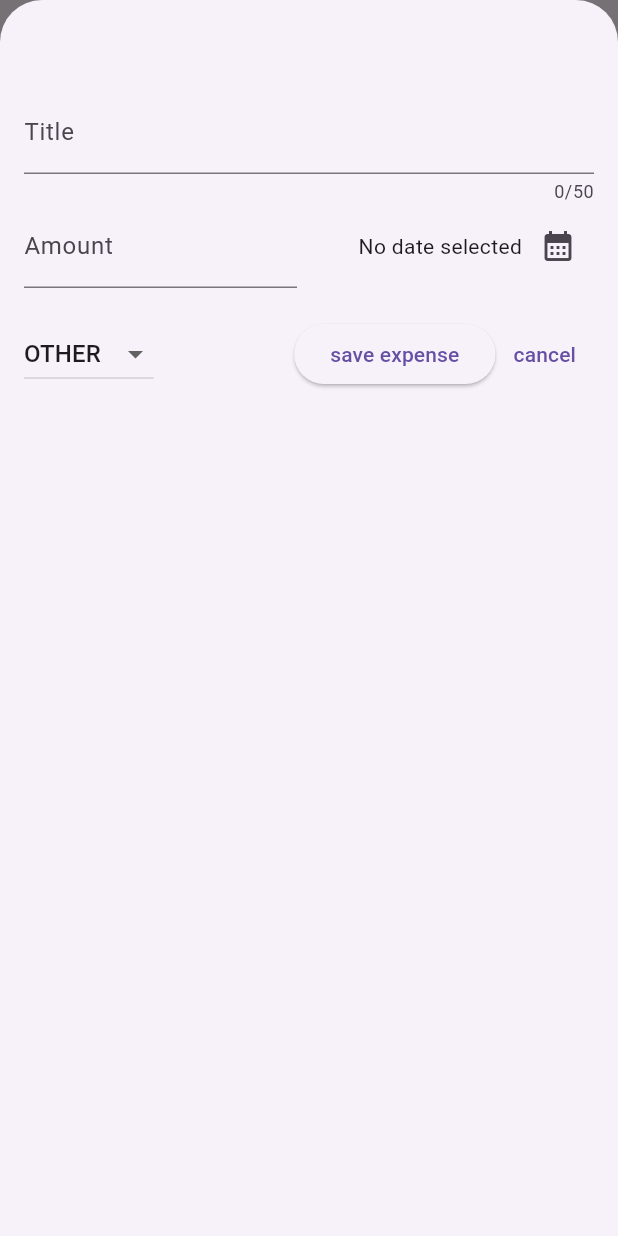
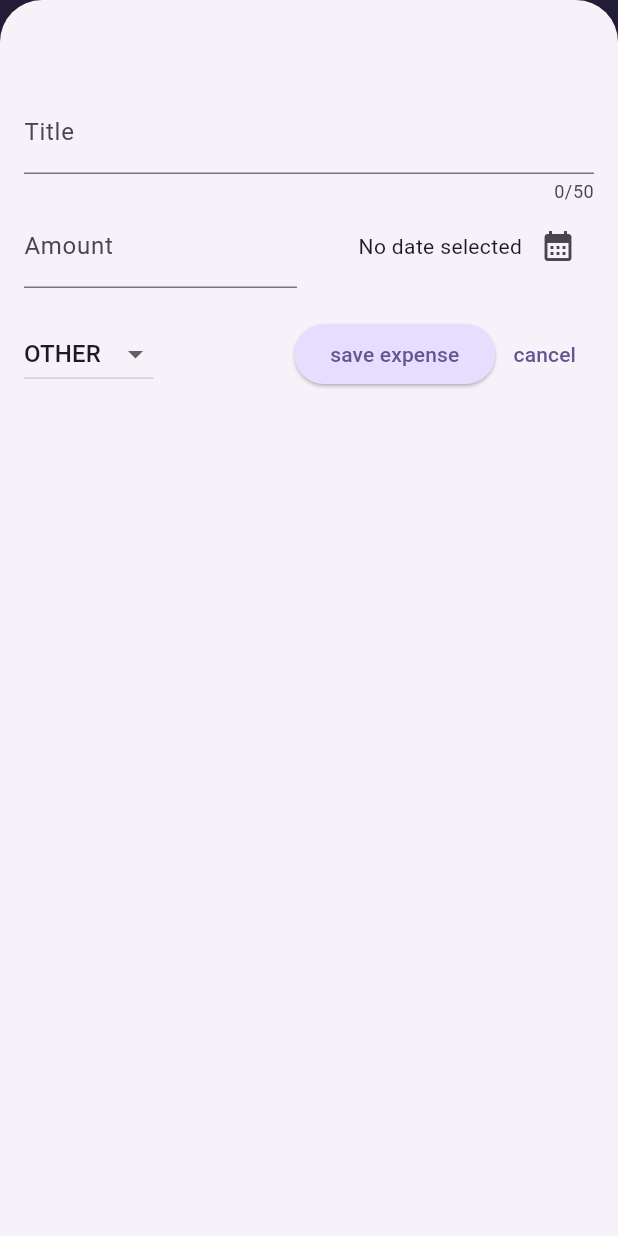
Before and after one commit to Heiddi187/udemy_expense_tracker, a Flutter app: the screen it shows after launch, after a tap on the "add" icon, on a phone screen of 412 x 824 dp. Run offline on Flutter 3.47's test engine with Material 3 defaults, Android fonts, the phone set to English and light mode, and no system bars.

Commit message:
color theme added

```diff
--- a/lib/main.dart
+++ b/lib/main.dart
@@ -1,8 +1,42 @@
 import 'package:flutter/material.dart';
 import 'widgets/expenses.dart';
 
+var kColorScheme = ColorScheme.fromSeed(
+  seedColor: Color.fromARGB(255, 43, 13, 113),
+);
+
 void main() {
   runApp(
-    const MaterialApp(debugShowCheckedModeBanner: false, home: Expenses()),
+    MaterialApp(
+      theme: ThemeData().copyWith(
+        //scaffoldBackgroundColor: const Color.fromARGB(255, 239, 163, 232),
+        //appBarTheme: AppBarTheme(
+        //backgroundColor: const Color.fromARGB(255, 230, 82, 230),
+        //),
+        colorScheme: kColorScheme,
+        appBarTheme: AppBarTheme().copyWith(
+          backgroundColor: kColorScheme.onPrimaryContainer,
+          foregroundColor: kColorScheme.primaryContainer,
+        ),
+        cardTheme: CardTheme().copyWith(
+          color: kColorScheme.secondaryContainer,
+          margin: EdgeInsets.symmetric(horizontal: 16, vertical: 8),
+        ),
+        elevatedButtonTheme: ElevatedButtonThemeData(
+          style: ElevatedButton.styleFrom(
+            backgroundColor: kColorScheme.primaryContainer,
+          ),
+        ),
+        textTheme: ThemeData().textTheme.copyWith(
+          titleLarge: TextStyle(
+            fontWeight: FontWeight.bold,
+            color: kColorScheme.onSecondaryContainer,
+            fontSize: 16,
+          ),
+        ),
+      ),
+      debugShowCheckedModeBanner: false,
+      home: Expenses(),
+    ),
   );
 }
--- a/lib/widgets/expenses_list/expense_item.dart
+++ b/lib/widgets/expenses_list/expense_item.dart
@@ -12,8 +12,9 @@
       child: Padding(
         padding: const EdgeInsets.symmetric(horizontal: 20, vertical: 16),
         child: Column(
+          crossAxisAlignment: CrossAxisAlignment.start,
           children: [
-            Text(expense.title),
+            Text(expense.title, style: Theme.of(context).textTheme.titleLarge),
             SizedBox(height: 4),
             Row(
               children: [
--- a/lib/widgets/expenses_list/expenses_list.dart
+++ b/lib/widgets/expenses_list/expenses_list.dart
@@ -19,6 +19,12 @@
       itemBuilder:
           (context, index) => Dismissible(
             key: ValueKey(expenses[index]),
+            background: Container(
+              color: Theme.of(context).colorScheme.error,
+              margin: EdgeInsets.symmetric(
+                horizontal: Theme.of(context).cardTheme.margin!.horizontal,
+              ),
+            ),
             onDismissed: (direction) {
               onRemoveExpense(expenses[index]);
             },
```
